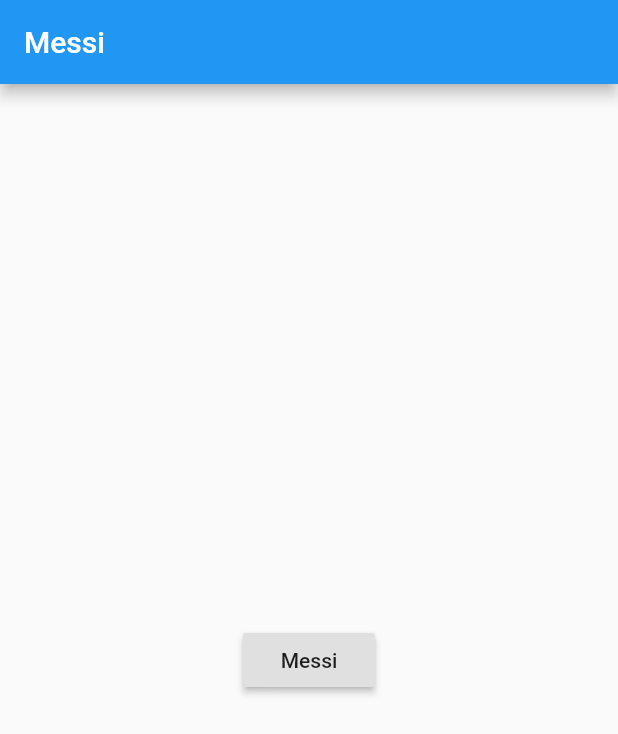
After one commit to ahmed3ssem/widgets_ex, a Flutter app: the screen it shows after launch, after a tap on "Messi", on a phone screen of 412 x 824 dp. The commit adds this screen. Shown: the top 734 px of the screen. Run offline on Flutter 3.47's test engine with Material 2 defaults, Android fonts, the phone set to English and light mode, and no system bars; our stand-ins replace file_picker.

```diff
--- /dev/null
+++ b/lib/file_uploader.dart
@@ -0,0 +1,35 @@
+import 'dart:io';
+import 'package:file_picker/file_picker.dart';
+import 'package:flutter/material.dart';
+import 'package:path_provider/path_provider.dart' as syspaths;
+import 'package:path/path.dart' as path;
+
+class FileUploader extends StatefulWidget {
+  @override
+  _FileUploaderState createState() => _FileUploaderState();
+}
+
+class _FileUploaderState extends State<FileUploader> {
+  void getFile() async{
+    String filePath;
+
+// Will let you pick one file path, from all extensions
+    File file = await FilePicker.getFile(type: FileType.CUSTOM,fileExtension: 'pdf');
+    final fileName = path.basename(file.path);
+    print(fileName);
+  }
+  @override
+  Widget build(BuildContext context) {
+    return Scaffold(
+      appBar: AppBar(
+        title: Text("Messi"),
+      ),
+      body: Center(
+        child: RaisedButton(
+            onPressed: getFile,
+            child: Text("Messi"),
+        ),
+      ),
+    );
+  }
+}
--- a/lib/main.dart
+++ b/lib/main.dart
@@ -1,7 +1,8 @@
 import 'package:flutter/material.dart';
 import 'package:widgets_ex/check_box.dart';
-import 'package:widgets_ex/date_piker.dart';
-import 'package:widgets_ex/radio_button.dart';
+import 'package:widgets_ex/file_uploader.dart';
+
+import 'listview.dart';
 
 void main()=>runApp(MyApp());
 
@@ -12,7 +13,7 @@ class MyApp extends StatelessWidget{
     return MaterialApp(
       title: "Widgets Exanples",
       debugShowCheckedModeBanner: false,
-      home: RadioButtonWidget(),
+      home: FileUploader(),
     );
   }
 }
--- a/pubspec.yaml
+++ b/pubspec.yaml
@@ -20,6 +20,9 @@ dependencies:
   flutter:
     sdk: flutter
   datetime_picker_formfield: ^1.0.0
+  file_picker: ^1.4.3+2
+  path_provider: ^1.6.0
+  path: ^1.6.4
 
 
   # The following adds the Cupertino Icons font to your application.
```
Also changed, not shown: lib/listview.dart (added, +47 -0 lines), pubspec.lock.
